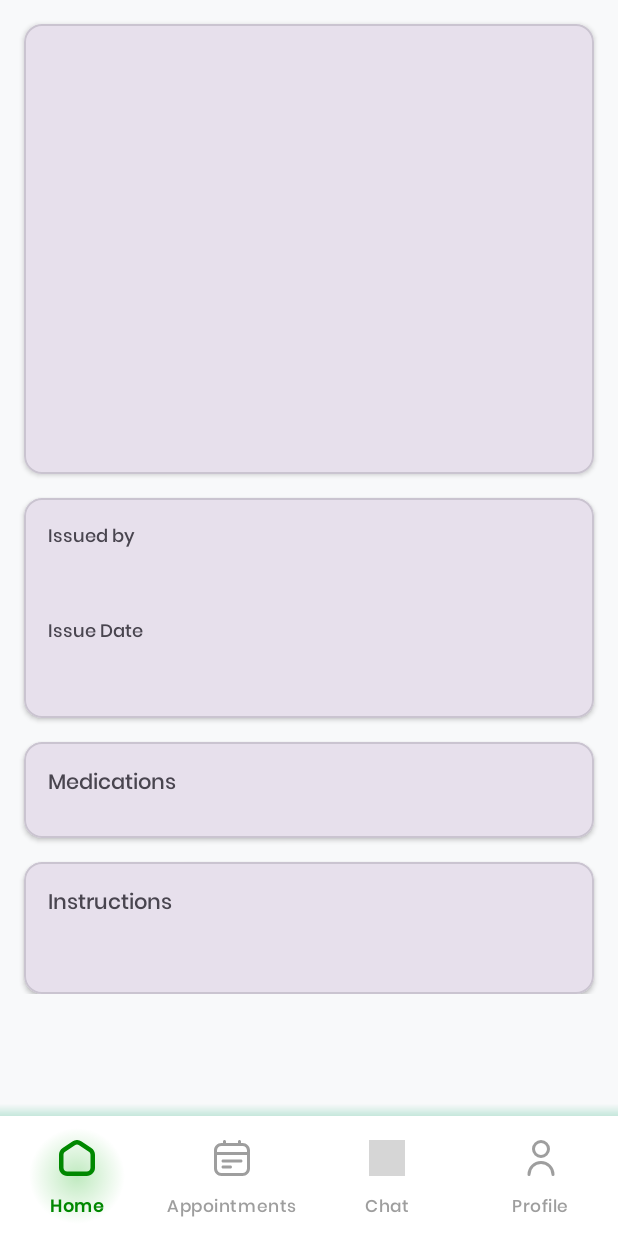
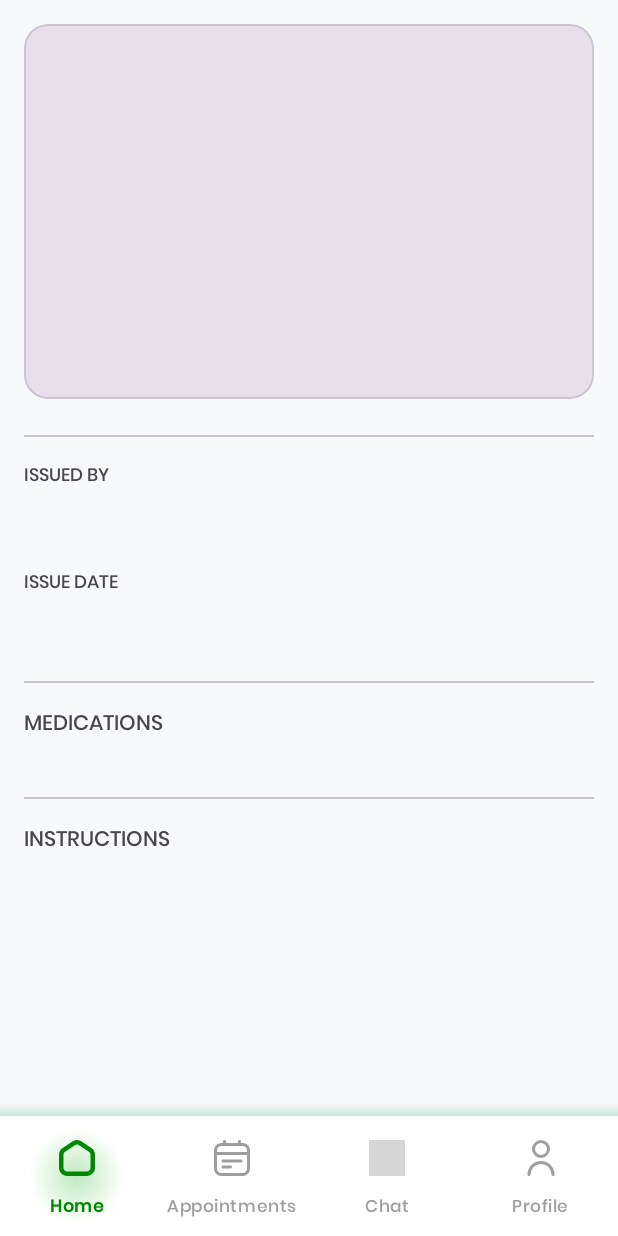
Before and after one commit to MrDino-Tz/HASET-Android, an Android app: the fragment PrescriptionDetailFragment placed in its activity, on a phone screen of 412 x 824 dp. Run offline under Robolectric (Android 15) with nearby library versions, the light colour scheme and no system bars; our stand-ins replace CircleImageView, Firebase (no records; nobody signed in at launch, a user with empty details on screens opened directly), Room's generated code, Shimmer; pictures from the network do not load; 6 statements that could not run were skipped; grey boxes are pictures that could not be loaded.

Commit message:
some fixes 1

```diff
--- a/app/src/main/res/layout/bottom_sheet_hospital_location.xml
+++ b/app/src/main/res/layout/bottom_sheet_hospital_location.xml
@@ -14,6 +14,9 @@
         android:layout_marginBottom="12dp"
         android:orientation="horizontal"
         android:gravity="center_vertical">
+        <View
+            android:layout_width="34dp"
+            android:layout_height="34dp" />
 
         <View
             android:layout_width="0dp"
--- a/app/src/main/res/layout/fragment_prescription_detail.xml
+++ b/app/src/main/res/layout/fragment_prescription_detail.xml
@@ -6,77 +6,67 @@
     android:layout_height="match_parent"
     android:background="?attr/colorBackground">
 
-    <androidx.constraintlayout.widget.ConstraintLayout
-        android:layout_width="match_parent"
-        android:layout_height="wrap_content">
-
-        <!-- Prescription Image Card -->
-        <com.google.android.material.card.MaterialCardView
-            android:id="@+id/cardImage"
-            android:layout_width="match_parent"
-            android:layout_height="wrap_content"
-            android:layout_margin="16dp"
-            app:cardCornerRadius="12dp"
-            app:cardElevation="2dp"
-            app:cardBackgroundColor="?attr/colorSurfaceVariant"
-            app:strokeWidth="1dp"
-            app:strokeColor="?attr/colorOutlineVariant"
-            app:layout_constraintTop_toTopOf="parent">
-
-            <ImageView
-                android:id="@+id/ivPrescriptionImage"
-                android:layout_width="match_parent"
-                android:layout_height="300dp"
-                android:scaleType="centerCrop"
-                android:contentDescription="@string/prescription_details"
-                tools:src="@drawable/ic_prescription" />
-
-        </com.google.android.material.card.MaterialCardView>
-
-        <!-- Doctor Info Card -->
-        <com.google.android.material.card.MaterialCardView
-            android:id="@+id/cardDoctorInfo"
-            android:layout_width="match_parent"
-            android:layout_height="wrap_content"
-            android:layout_margin="16dp"
-            app:cardCornerRadius="12dp"
-            app:cardElevation="2dp"
-            app:cardBackgroundColor="?attr/colorSurfaceVariant"
-            app:strokeWidth="1dp"
-            app:strokeColor="?attr/colorOutlineVariant"
-            app:layout_constraintTop_toBottomOf="@id/cardImage">
-
     <LinearLayout
         android:layout_width="match_parent"
         android:layout_height="wrap_content"
         android:orientation="vertical"
         android:padding="16dp">
 
+        <!-- Prescription Image -->
+        <com.google.android.material.card.MaterialCardView
+            android:layout_width="match_parent"
+            android:layout_height="wrap_content"
+            app:cardCornerRadius="16dp"
+            app:cardElevation="0dp"
+            app:cardBackgroundColor="?attr/colorSurfaceVariant">
+
+            <ImageView
+                android:id="@+id/ivPrescriptionImage"
+                android:layout_width="match_parent"
+                android:layout_height="250dp"
+                android:scaleType="center"
+                android:contentDescription="@string/prescription_details"
+                tools:src="@drawable/ic_prescription" />
+
+        </com.google.android.material.card.MaterialCardView>
+
+        <!-- Section Divider -->
+        <View
+            android:layout_width="match_parent"
+            android:layout_height="1dp"
+            android:layout_marginTop="24dp"
+            android:layout_marginBottom="16dp"
+            android:background="?attr/colorOutlineVariant" />
+
+        <!-- Doctor Info Section -->
         <TextView
             android:layout_width="wrap_content"
             android:layout_height="wrap_content"
             android:text="@string/issued_by"
             android:textSize="12sp"
             android:textColor="?attr/colorOnSurfaceVariant"
-                    android:textStyle="bold" />
+            android:textStyle="bold"
+            android:textAllCaps="true" />
 
         <TextView
             android:id="@+id/tvDoctorName"
             android:layout_width="wrap_content"
             android:layout_height="wrap_content"
             android:layout_marginTop="4dp"
-                    android:textSize="16sp"
+            android:textSize="18sp"
             android:textColor="?attr/colorOnSurface"
+            android:textStyle="bold"
             tools:text="Dr. John Smith" />
 
         <TextView
             android:layout_width="wrap_content"
             android:layout_height="wrap_content"
-                    android:layout_marginTop="12dp"
+            android:layout_marginTop="16dp"
             android:text="@string/issue_date"
             android:textSize="12sp"
             android:textColor="?attr/colorOnSurfaceVariant"
-                    android:textStyle="bold" />
+            android:textStyle="bold"
+            android:textAllCaps="true" />
 
         <TextView
             android:id="@+id/tvDate"
@@ -87,100 +77,70 @@
             android:textColor="?attr/colorOnSurface"
             tools:text="January 15, 2026" />
 
-            </LinearLayout>
+        <!-- Section Divider -->
+        <View
+            android:layout_width="match_parent"
+            android:layout_height="1dp"
+            android:layout_marginTop="24dp"
+            android:layout_marginBottom="16dp"
+            android:background="?attr/colorOutlineVariant" />
 
-        </com.google.android.material.card.MaterialCardView>
-
-        <!-- Medications Card -->
-        <com.google.android.material.card.MaterialCardView
-            android:id="@+id/cardMedications"
-            android:layout_width="match_parent"
-            android:layout_height="wrap_content"
-            android:layout_margin="16dp"
-            app:cardCornerRadius="12dp"
-            app:cardElevation="2dp"
-            app:cardBackgroundColor="?attr/colorSurfaceVariant"
-            app:strokeWidth="1dp"
-            app:strokeColor="?attr/colorOutlineVariant"
-            app:layout_constraintTop_toBottomOf="@id/cardDoctorInfo">
-
-            <LinearLayout
-                android:layout_width="match_parent"
-                android:layout_height="wrap_content"
-                android:orientation="vertical"
-                android:padding="16dp">
-
+        <!-- Medications Section -->
         <TextView
             android:layout_width="wrap_content"
             android:layout_height="wrap_content"
             android:text="@string/medications"
             android:textSize="14sp"
             android:textColor="?attr/colorOnSurfaceVariant"
-                    android:textStyle="bold" />
+            android:textStyle="bold"
+            android:textAllCaps="true" />
 
         <androidx.recyclerview.widget.RecyclerView
             android:id="@+id/recyclerViewMedicines"
             android:layout_width="match_parent"
             android:layout_height="wrap_content"
-                    android:layout_marginTop="8dp"
+            android:layout_marginTop="12dp"
             android:nestedScrollingEnabled="false" />
 
-            </LinearLayout>
+        <!-- Section Divider -->
+        <View
+            android:layout_width="match_parent"
+            android:layout_height="1dp"
+            android:layout_marginTop="24dp"
+            android:layout_marginBottom="16dp"
+            android:background="?attr/colorOutlineVariant" />
 
-        </com.google.android.material.card.MaterialCardView>
-
-        <!-- Instructions Card -->
-        <com.google.android.material.card.MaterialCardView
-            android:id="@+id/cardInstructions"
-            android:layout_width="match_parent"
-            android:layout_height="wrap_content"
-            android:layout_margin="16dp"
-            app:cardCornerRadius="12dp"
-            app:cardElevation="2dp"
-            app:cardBackgroundColor="?attr/colorSurfaceVariant"
-            app:strokeWidth="1dp"
-            app:strokeColor="?attr/colorOutlineVariant"
-            app:layout_constraintTop_toBottomOf="@id/cardMedications">
-
-            <LinearLayout
-                android:layout_width="match_parent"
-                android:layout_height="wrap_content"
-                android:orientation="vertical"
-                android:padding="16dp">
-
+        <!-- Instructions Section -->
         <TextView
             android:layout_width="wrap_content"
             android:layout_height="wrap_content"
             android:text="@string/instructions"
             android:textSize="14sp"
             android:textColor="?attr/colorOnSurfaceVariant"
-                    android:textStyle="bold" />
+            android:textStyle="bold"
+            android:textAllCaps="true" />
 
         <TextView
             android:id="@+id/tvInstructions"
             android:layout_width="wrap_content"
             android:layout_height="wrap_content"
-                    android:layout_marginTop="8dp"
-                    android:textSize="14sp"
+            android:layout_marginTop="12dp"
+            android:textSize="16sp"
+            android:lineSpacingExtra="4dp"
             android:textColor="?attr/colorOnSurface"
             tools:text="Take 2 tablets daily after meals for 7 days" />
-
-            </LinearLayout>
-
-        </com.google.android.material.card.MaterialCardView>
 
         <!-- Delete Button (Doctors only) -->
         <com.google.android.material.button.MaterialButton
             android:id="@+id/btnDelete"
             android:layout_width="match_parent"
             android:layout_height="wrap_content"
-            android:layout_margin="16dp"
+            android:layout_marginTop="32dp"
             android:text="@string/delete_prescription"
             android:visibility="gone"
             style="@style/Widget.Material3.Button.OutlinedButton"
-            app:icon="@drawable/ic_delete"
-            app:layout_constraintTop_toBottomOf="@id/cardInstructions" />
+            app:icon="@drawable/ic_delete" />
 
-    </androidx.constraintlayout.widget.ConstraintLayout>
+    </LinearLayout>
 
 </ScrollView>
```
Lines whose indentation alone changed are shown as unchanged.
